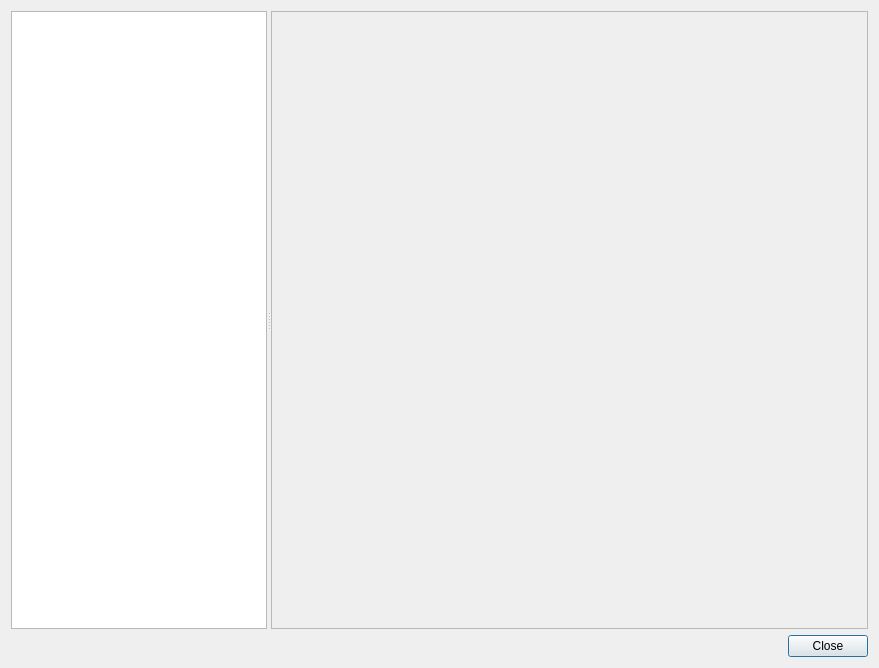
First picture: the form in gui/gmapui.ui, repository alexbirkett/GPSBabel, before the edit.
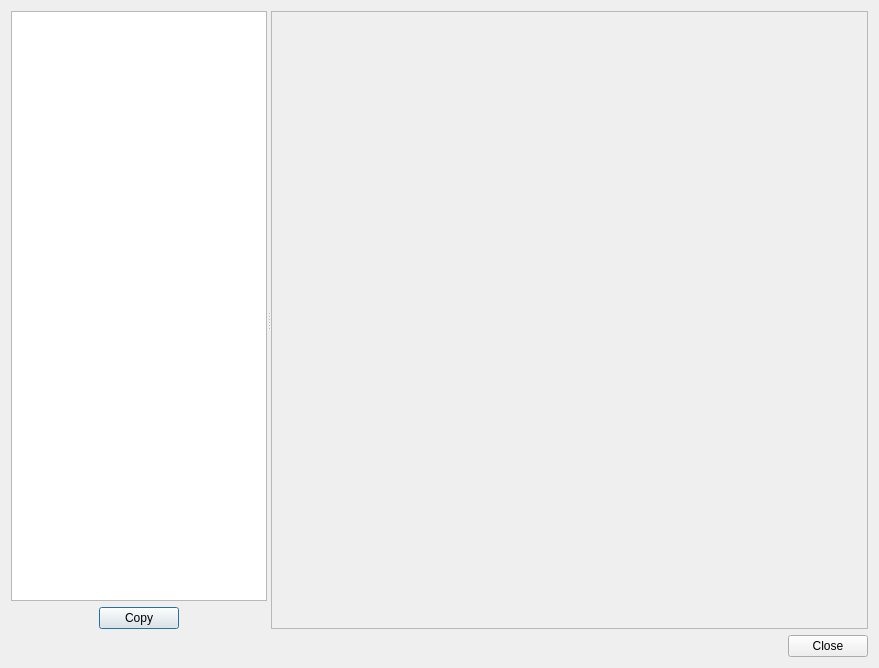
Second picture: the form after the edit.

The edit to the form file:
```diff
--- a/gui/gmapui.ui
+++ b/gui/gmapui.ui
@@ -13,13 +13,61 @@
   <property name="windowTitle">
    <string>Dialog</string>
   </property>
-  <layout class="QVBoxLayout" name="verticalLayout">
+  <layout class="QGridLayout" name="gridLayout">
+   <item row="0" column="0">
+    <layout class="QVBoxLayout" name="verticalLayout_2">
    <item>
     <widget class="QSplitter" name="splitter">
      <property name="orientation">
       <enum>Qt::Horizontal</enum>
      </property>
+       <widget class="QWidget" name="">
+        <layout class="QVBoxLayout" name="verticalLayout">
+         <item>
      <widget class="QTreeView" name="treeView"/>
+         </item>
+         <item>
+          <layout class="QHBoxLayout" name="horizontalLayout">
+           <item>
+            <spacer name="horizontalSpacer">
+             <property name="orientation">
+              <enum>Qt::Horizontal</enum>
+             </property>
+             <property name="sizeHint" stdset="0">
+              <size>
+               <width>40</width>
+               <height>20</height>
+              </size>
+             </property>
+            </spacer>
+           </item>
+           <item>
+            <widget class="QPushButton" name="copyButton">
+             <property name="toolTip">
+              <string>Copy to Clipboard</string>
+             </property>
+             <property name="text">
+              <string>Copy</string>
+             </property>
+            </widget>
+           </item>
+           <item>
+            <spacer name="horizontalSpacer_2">
+             <property name="orientation">
+              <enum>Qt::Horizontal</enum>
+             </property>
+             <property name="sizeHint" stdset="0">
+              <size>
+               <width>40</width>
+               <height>20</height>
+              </size>
+             </property>
+            </spacer>
+           </item>
+          </layout>
+         </item>
+        </layout>
+       </widget>
      <widget class="QFrame" name="frame">
       <property name="sizePolicy">
        <sizepolicy hsizetype="Preferred" vsizetype="Preferred">
@@ -45,6 +93,8 @@
       <set>QDialogButtonBox::Close</set>
      </property>
     </widget>
+     </item>
+    </layout>
    </item>
   </layout>
  </widget>
```
Left out of the diff: 6 changed lines with no effect on the pictures. Lines whose indentation alone changed are shown as unchanged.
